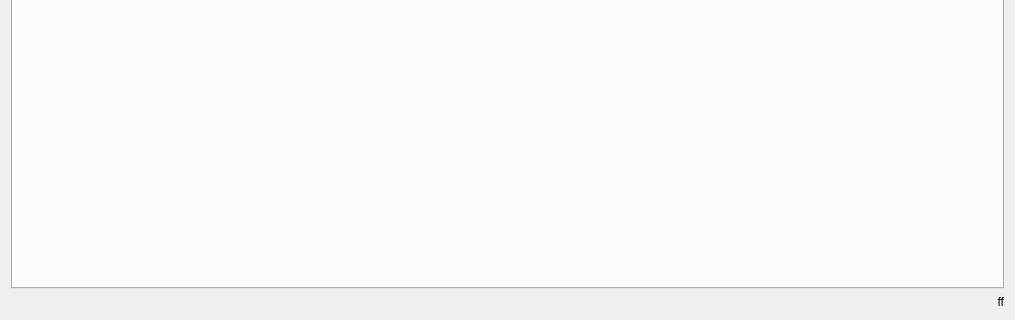
FelixBer/FindFunc, file findfunc/fftabs.ui: the form before one commit; both pictures show x 0 to 1015 and y 310 to 630 of the 1015 by 630 pixel window.
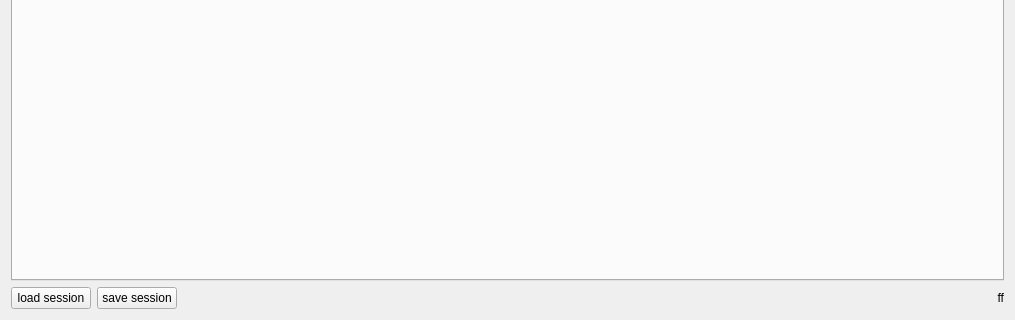
The form after the commit.

Commit message: add save/restore session (all tabs)

Patch:
```diff
--- a/findfunc/fftabs.ui
+++ b/findfunc/fftabs.ui
@@ -33,6 +33,34 @@
     </widget>
    </item>
    <item>
+    <layout class="QHBoxLayout" name="horizontalLayout">
+     <item>
+      <widget class="QPushButton" name="btnloadsess">
+       <property name="sizePolicy">
+        <sizepolicy hsizetype="Fixed" vsizetype="Fixed">
+         <horstretch>0</horstretch>
+         <verstretch>0</verstretch>
+        </sizepolicy>
+       </property>
+       <property name="text">
+        <string>load session</string>
+       </property>
+      </widget>
+     </item>
+     <item>
+      <widget class="QPushButton" name="btnsavesess">
+       <property name="sizePolicy">
+        <sizepolicy hsizetype="Fixed" vsizetype="Fixed">
+         <horstretch>0</horstretch>
+         <verstretch>0</verstretch>
+        </sizepolicy>
+       </property>
+       <property name="text">
+        <string>save session</string>
+       </property>
+      </widget>
+     </item>
+     <item>
     <widget class="QLabel" name="linklabel">
      <property name="text">
       <string>ff</string>
@@ -44,6 +72,8 @@
       <bool>true</bool>
      </property>
     </widget>
+     </item>
+    </layout>
    </item>
   </layout>
  </widget>
```
Lines whose indentation alone changed are shown as unchanged. The commit also changes 4 other files.
